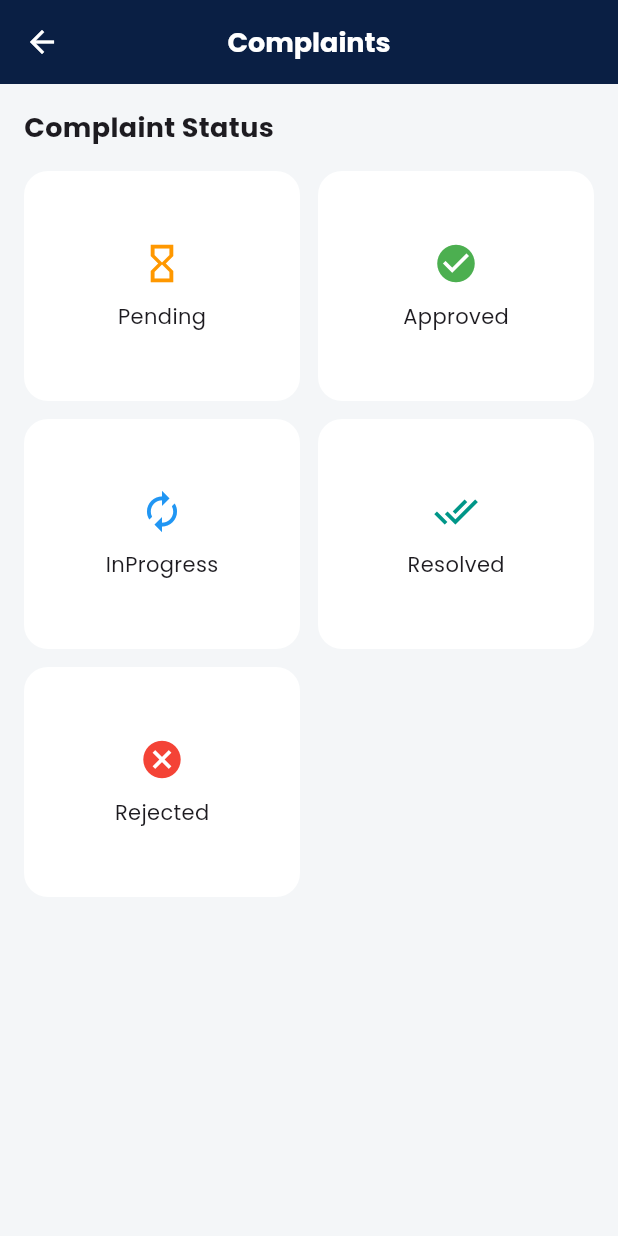
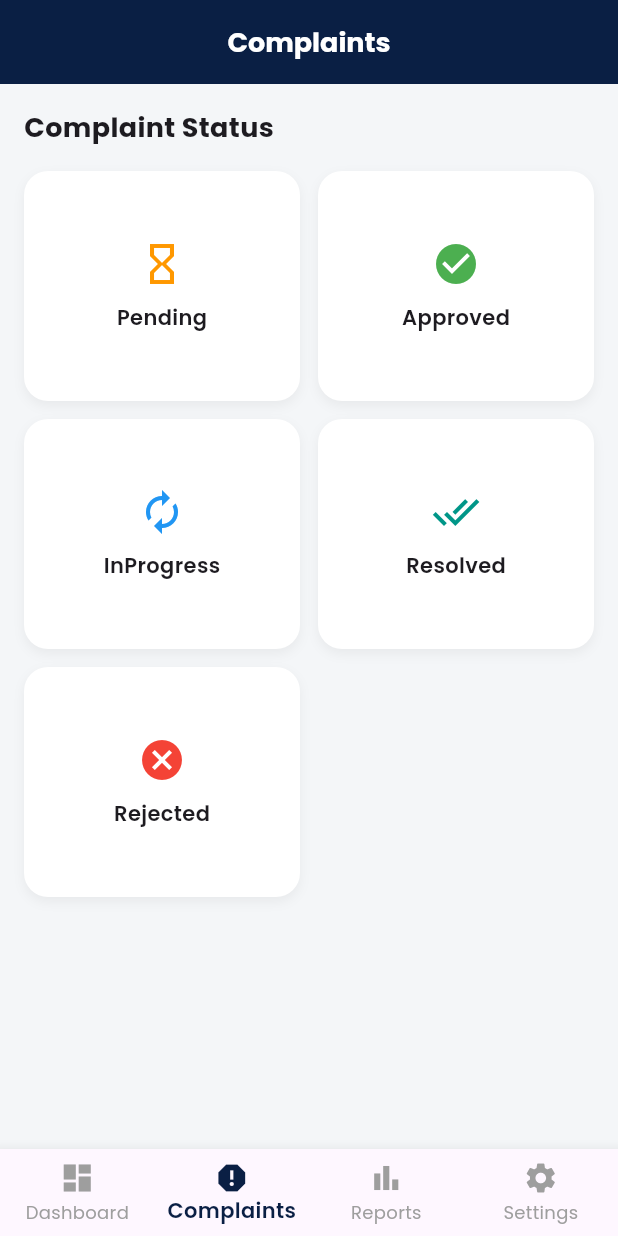
Before and after one commit to Duafama/CityCare-A-Mobile-Application, a Flutter app: the ComplaintsMenuScreen screen opened by its route, on a phone screen of 412 x 824 dp. Run offline on Flutter 3.47's test engine with Material 3 defaults, Android fonts, the phone set to English and light mode, and no system bars; our stand-ins replace cloud_firestore, firebase_auth, firebase_core, fl_chart, flutter_dotenv, geocoding and 5 more; missing offline and left inert: flutter_stripe; accounts and stored records are empty; network calls fail.

Commit message:
complaints menu updated

```diff
--- a/lib/admin/screens/complaints/complaints_menu.dart
+++ b/lib/admin/screens/complaints/complaints_menu.dart
@@ -1,6 +1,7 @@
 import 'package:flutter/material.dart';
 import '../../app_routes.dart';
 import '../../../models/complaint_enums.dart';
+import '../../admin_navigation.dart'; // 👈 import your nav file
 
 class ComplaintsMenuScreen extends StatefulWidget {
   const ComplaintsMenuScreen({super.key});
@@ -17,27 +18,27 @@ class _ComplaintsMenuScreenState extends State<ComplaintsMenuScreen> {
     {
       "status": ComplaintStatus.pending,
       "icon": Icons.hourglass_empty,
-      "color": Colors.orange
+      "color": Colors.orange,
     },
     {
       "status": ComplaintStatus.approved,
       "icon": Icons.check_circle,
-      "color": Colors.green
+      "color": Colors.green,
     },
     {
       "status": ComplaintStatus.inProgress,
       "icon": Icons.autorenew,
-      "color": Colors.blue
+      "color": Colors.blue,
     },
     {
       "status": ComplaintStatus.resolved,
       "icon": Icons.done_all,
-      "color": Colors.teal
+      "color": Colors.teal,
     },
     {
       "status": ComplaintStatus.rejected,
       "icon": Icons.cancel,
-      "color": Colors.red
+      "color": Colors.red,
     },
   ];
 
@@ -48,12 +49,22 @@ class _ComplaintsMenuScreenState extends State<ComplaintsMenuScreen> {
 
     return Scaffold(
       backgroundColor: lightGrey,
+
+      /// ✅ AppBar WITHOUT back button
       appBar: AppBar(
-        title: const Text("Complaints",
-            style: TextStyle(color: Colors.white, fontWeight: FontWeight.bold)),
+        automaticallyImplyLeading: false,
+        title: const Text(
+          "Complaints",
+          style: TextStyle(
+            color: Colors.white,
+            fontWeight: FontWeight.bold,
+          ),
+        ),
         backgroundColor: primaryBlue,
         iconTheme: const IconThemeData(color: Colors.white),
       ),
+
+      /// ✅ Body
       body: Padding(
         padding: const EdgeInsets.all(16),
         child: Column(
@@ -62,7 +73,10 @@ class _ComplaintsMenuScreenState extends State<ComplaintsMenuScreen> {
               alignment: Alignment.centerLeft,
               child: Text(
                 "Complaint Status",
-                style: TextStyle(fontSize: 18, fontWeight: FontWeight.bold),
+                style: TextStyle(
+                  fontSize: 18,
+                  fontWeight: FontWeight.bold,
+                ),
               ),
             ),
             const SizedBox(height: 16),
@@ -80,24 +94,41 @@ class _ComplaintsMenuScreenState extends State<ComplaintsMenuScreen> {
                   final ComplaintStatus status = item["status"];
 
                   return InkWell(
+                    borderRadius: BorderRadius.circular(16),
                     onTap: () {
                       Navigator.pushNamed(
                         context,
                         AppRoutes.complaintList,
-                        arguments: status, // ✅ PASS ENUM ONLY
+                        arguments: status,
                       );
                     },
                     child: Container(
                       decoration: BoxDecoration(
                         color: Colors.white,
                         borderRadius: BorderRadius.circular(16),
+                        boxShadow: [
+                          BoxShadow(
+                            color: Colors.black.withOpacity(0.05),
+                            blurRadius: 6,
+                            offset: const Offset(0, 3),
+                          ),
+                        ],
                       ),
                       child: Column(
                         mainAxisAlignment: MainAxisAlignment.center,
                         children: [
-                          Icon(item["icon"], color: item["color"], size: 30),
+                          Icon(
+                            item["icon"],
+                            color: item["color"],
+                            size: 32,
+                          ),
                           const SizedBox(height: 10),
-                          Text(status.value),
+                          Text(
+                            status.value,
+                            style: const TextStyle(
+                              fontWeight: FontWeight.w600,
+                            ),
+                          ),
                         ],
                       ),
                     ),
@@ -108,6 +139,9 @@ class _ComplaintsMenuScreenState extends State<ComplaintsMenuScreen> {
           ],
         ),
       ),
+
+      /// ✅ Bottom Navigation (Complaints = index 1)
+      bottomNavigationBar: adminBottomNav(context, 1),
     );
   }
 }
```
Also changed, not shown: pubspec.lock.
